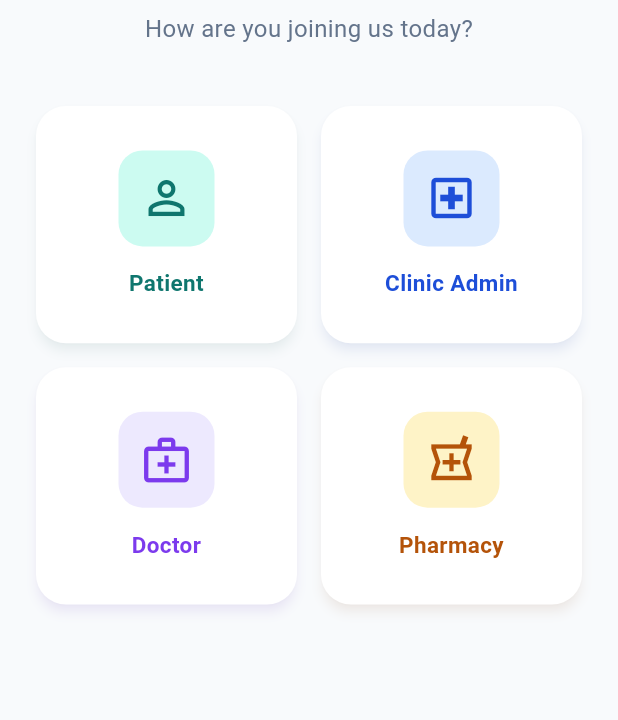
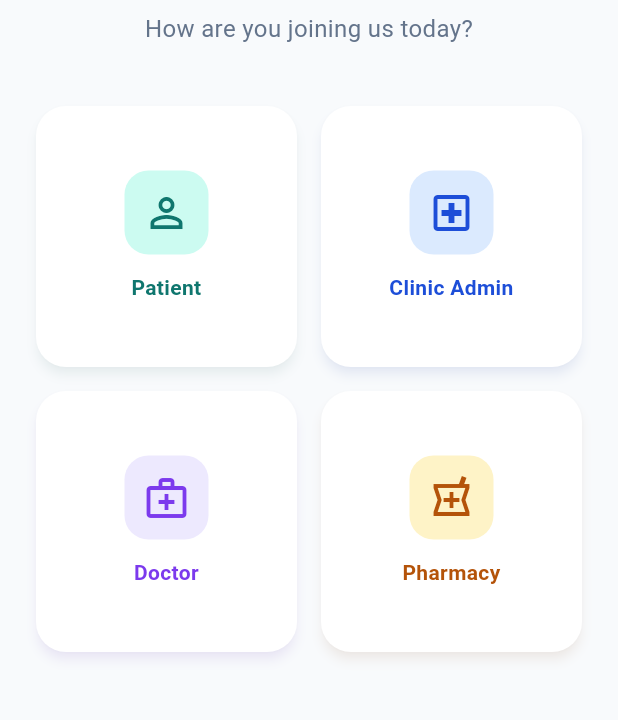
Before and after one commit to Liza-IITP/mediq-flutter-application, a Flutter app: the screen it shows after launch, on a phone screen of 412 x 824 dp, the part 305-1025 px from its top. Run offline on Flutter 3.47's test engine with Material 3 defaults, Android fonts, the phone set to English and light mode, and no system bars; our stand-ins replace flutter_dotenv, flutter_riverpod, go_router, supabase_flutter; accounts and stored records are empty.

Commit message:
role_selection_phone_fixed

```diff
--- a/lib/screens/auth/role_selection_screen.dart
+++ b/lib/screens/auth/role_selection_screen.dart
@@ -45,7 +45,7 @@ class RoleSelectionScreen extends StatelessWidget {
                   crossAxisCount: 2,
                   crossAxisSpacing: 16,
                   mainAxisSpacing: 16,
-                  childAspectRatio: 1.1,
+                  childAspectRatio: 1.0,
                   children: const [
                     _RoleCard(
                       role: UserRole.patient,
@@ -106,23 +106,26 @@ class _RoleCard extends StatelessWidget {
         onTap: () => context.push('/login/${role.toDatabaseString}'),
         borderRadius: BorderRadius.circular(20),
         child: Padding(
-          padding: const EdgeInsets.all(20),
+          padding: const EdgeInsets.symmetric(horizontal: 12, vertical: 16),
           child: Column(
             mainAxisAlignment: MainAxisAlignment.center,
+            mainAxisSize: MainAxisSize.min,
             children: [
               Container(
-                padding: const EdgeInsets.all(14),
+                padding: const EdgeInsets.all(12),
                 decoration: BoxDecoration(
                   color: bgColor,
                   borderRadius: BorderRadius.circular(16),
                 ),
-                child: Icon(icon, size: 36, color: color),
+                child: Icon(icon, size: 32, color: color),
               ),
-              const SizedBox(height: 14),
+              const SizedBox(height: 12),
               Text(
                 role.displayName,
+                maxLines: 1,
+                overflow: TextOverflow.ellipsis,
                 style: TextStyle(
-                    fontSize: 15,
+                    fontSize: 14,
                     fontWeight: FontWeight.w700,
                     color: color),
                 textAlign: TextAlign.center,
```
